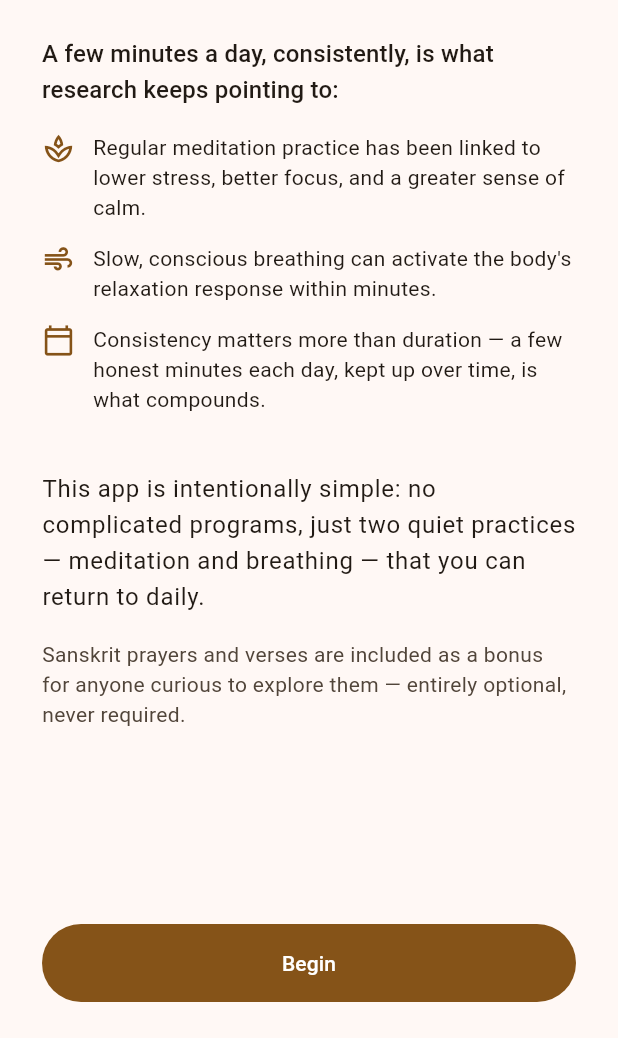
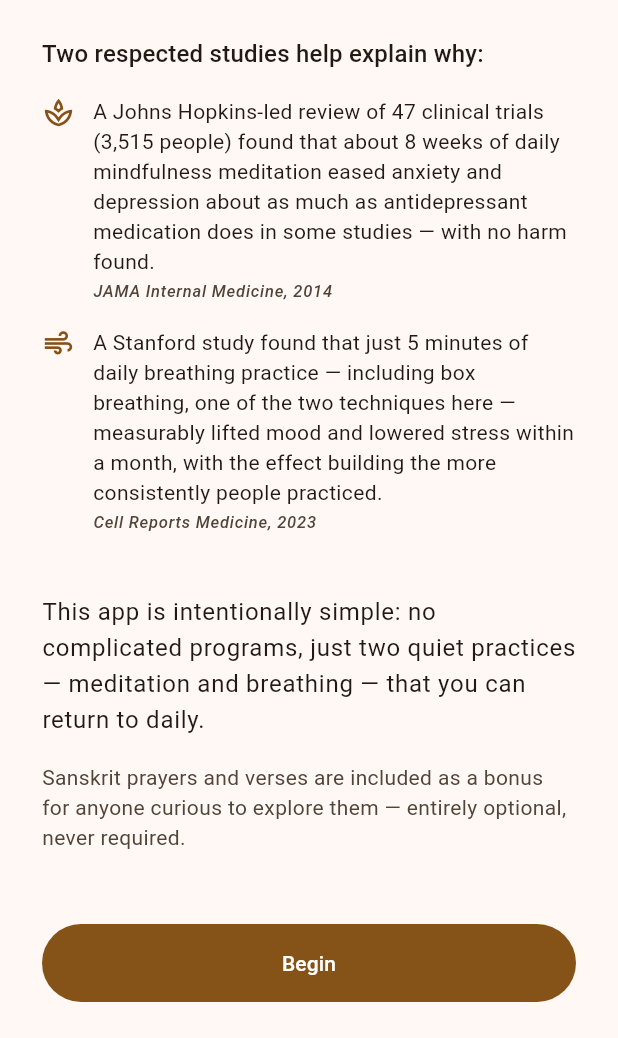
Before and after one commit to karthiknarayan01/sadhana-app, a Flutter app: the screen it shows after launch, on a phone screen of 412 x 824 dp, the part 198-1236 px from its top. Run offline on Flutter 3.47's test engine with Material 3 defaults, Android fonts, the phone set to English and light mode, and no system bars; our stand-ins replace clock, confetti, dio, drift, fl_chart, flutter_animate and 7 more; missing offline and left inert: audio_session; accounts and stored records are empty; generated files the repository leaves out were written again.

Commit message:
Cite real, verified research in onboarding instead of generic claims
Replaced the two generic benefit bullets with specific, verified
findings from named, credible sources — deliberately not the
percentage-style framing that was originally suggested (e.g. "90%
improvement"), since no such finding exists and attributing invented
numbers to a real institution would be a false claim, not just an
exaggeration.

Verified via web search before writing: Johns Hopkins-led review of
47 trials/3,515 people (Goyal et al., JAMA Internal Medicine, 2014)
on meditation vs. anxiety/depression, and the Stanford breathwork
study (Balban et al., Cell Reports Medicine, 2023) that specifically
tested box breathing — one of this app's own two techniques — against
mindfulness meditation. Each claim carries its source inline.

```diff
--- a/lib/features/onboarding/presentation/onboarding_screen.dart
+++ b/lib/features/onboarding/presentation/onboarding_screen.dart
@@ -38,28 +38,29 @@ class OnboardingScreen extends StatelessWidget {
                     ),
                     const SizedBox(height: 24),
                     Text(
-                      'A few minutes a day, consistently, is what research keeps '
-                      'pointing to:',
+                      'Two respected studies help explain why:',
                       style: textTheme.titleMedium,
                     ),
                     const SizedBox(height: 16),
                     const _BenefitPoint(
                       icon: Icons.spa_outlined,
                       text:
-                          'Regular meditation practice has been linked to lower '
-                          'stress, better focus, and a greater sense of calm.',
+                          'A Johns Hopkins-led review of 47 clinical trials '
+                          '(3,515 people) found that about 8 weeks of daily '
+                          'mindfulness meditation eased anxiety and depression '
+                          'about as much as antidepressant medication does in '
+                          'some studies — with no harm found.',
+                      source: 'JAMA Internal Medicine, 2014',
                     ),
                     const _BenefitPoint(
                       icon: Icons.air,
                       text:
-                          'Slow, conscious breathing can activate the body\'s '
-                          'relaxation response within minutes.',
-                    ),
-                    const _BenefitPoint(
-                      icon: Icons.calendar_today_outlined,
-                      text:
-                          'Consistency matters more than duration — a few honest '
-                          'minutes each day, kept up over time, is what compounds.',
+                          'A Stanford study found that just 5 minutes of daily '
+                          'breathing practice — including box breathing, one '
+                          'of the two techniques here — measurably lifted mood '
+                          'and lowered stress within a month, with the effect '
+                          'building the more consistently people practiced.',
+                      source: 'Cell Reports Medicine, 2023',
                     ),
                     const SizedBox(height: 24),
                     Text(
@@ -100,23 +101,45 @@ class OnboardingScreen extends StatelessWidget {
 }
 
 class _BenefitPoint extends StatelessWidget {
-  const _BenefitPoint({required this.icon, required this.text});
+  const _BenefitPoint({
+    required this.icon,
+    required this.text,
+    required this.source,
+  });
 
   final IconData icon;
   final String text;
+
+  /// Shown in small, muted text under the claim — real research earns real
+  /// attribution, not just a confident-sounding sentence. See the
+  /// OnboardingScreen's own git history for how these two were verified.
+  final String source;
 
   @override
   Widget build(BuildContext context) {
     final scheme = Theme.of(context).colorScheme;
     return Padding(
-      padding: const EdgeInsets.only(bottom: 14),
+      padding: const EdgeInsets.only(bottom: 16),
       child: Row(
         crossAxisAlignment: CrossAxisAlignment.start,
         children: [
           Icon(icon, size: 22, color: scheme.primary),
           const SizedBox(width: 12),
           Expanded(
-            child: Text(text, style: Theme.of(context).textTheme.bodyMedium),
+            child: Column(
+              crossAxisAlignment: CrossAxisAlignment.start,
+              children: [
+                Text(text, style: Theme.of(context).textTheme.bodyMedium),
+                const SizedBox(height: 2),
+                Text(
+                  source,
+                  style: Theme.of(context).textTheme.labelSmall?.copyWith(
+                    color: scheme.onSurfaceVariant,
+                    fontStyle: FontStyle.italic,
+                  ),
+                ),
+              ],
+            ),
           ),
         ],
       ),
```
